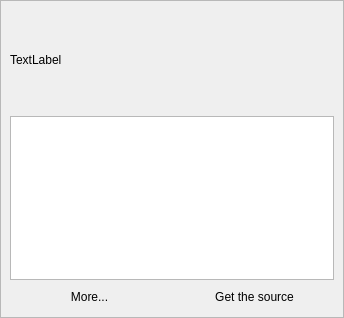
Old version of the form about.ui in the repository milohr/babe-qt.
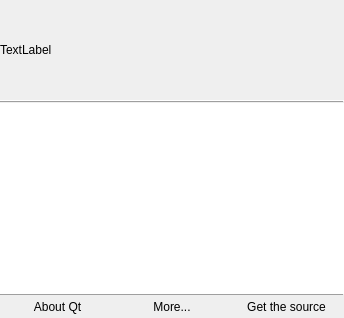
New version of the form. Icons and pictures are not drawn.

```diff
--- a/about.ui
+++ b/about.ui
@@ -47,12 +47,27 @@
    <item>
     <widget class="QFrame" name="frame">
      <property name="frameShape">
-      <enum>QFrame::StyledPanel</enum>
+      <enum>QFrame::NoFrame</enum>
      </property>
      <property name="frameShadow">
       <enum>QFrame::Raised</enum>
      </property>
      <layout class="QVBoxLayout" name="verticalLayout">
+      <property name="spacing">
+       <number>0</number>
+      </property>
+      <property name="leftMargin">
+       <number>0</number>
+      </property>
+      <property name="topMargin">
+       <number>0</number>
+      </property>
+      <property name="rightMargin">
+       <number>0</number>
+      </property>
+      <property name="bottomMargin">
+       <number>0</number>
+      </property>
       <item>
        <widget class="QLabel" name="icon">
         <property name="minimumSize">
@@ -66,15 +81,60 @@
         </property>
        </widget>
       </item>
+      <item>
+       <widget class="QFrame" name="frame_2">
+        <property name="frameShape">
+         <enum>QFrame::HLine</enum>
+        </property>
+        <property name="frameShadow">
+         <enum>QFrame::Raised</enum>
+        </property>
+       </widget>
+      </item>
       <item>
        <widget class="QPlainTextEdit" name="about">
+        <property name="frameShape">
+         <enum>QFrame::NoFrame</enum>
+        </property>
+        <property name="lineWidth">
+         <number>0</number>
+        </property>
+        <property name="undoRedoEnabled">
+         <bool>false</bool>
+        </property>
         <property name="readOnly">
          <bool>true</bool>
         </property>
+        <property name="backgroundVisible">
+         <bool>false</bool>
+        </property>
+       </widget>
+      </item>
+      <item>
+       <widget class="QFrame" name="frame_3">
+        <property name="frameShape">
+         <enum>QFrame::HLine</enum>
+        </property>
+        <property name="frameShadow">
+         <enum>QFrame::Raised</enum>
+        </property>
        </widget>
       </item>
       <item>
        <layout class="QHBoxLayout" name="horizontalLayout">
+        <item>
+         <widget class="QPushButton" name="pushButton">
+          <property name="text">
+           <string>About Qt</string>
+          </property>
+          <property name="icon">
+           <iconset theme="dialog-information"/>
+          </property>
+          <property name="flat">
+           <bool>true</bool>
+          </property>
+         </widget>
+        </item>
         <item>
          <widget class="QPushButton" name="moreBtn">
           <property name="maximumSize">
```
